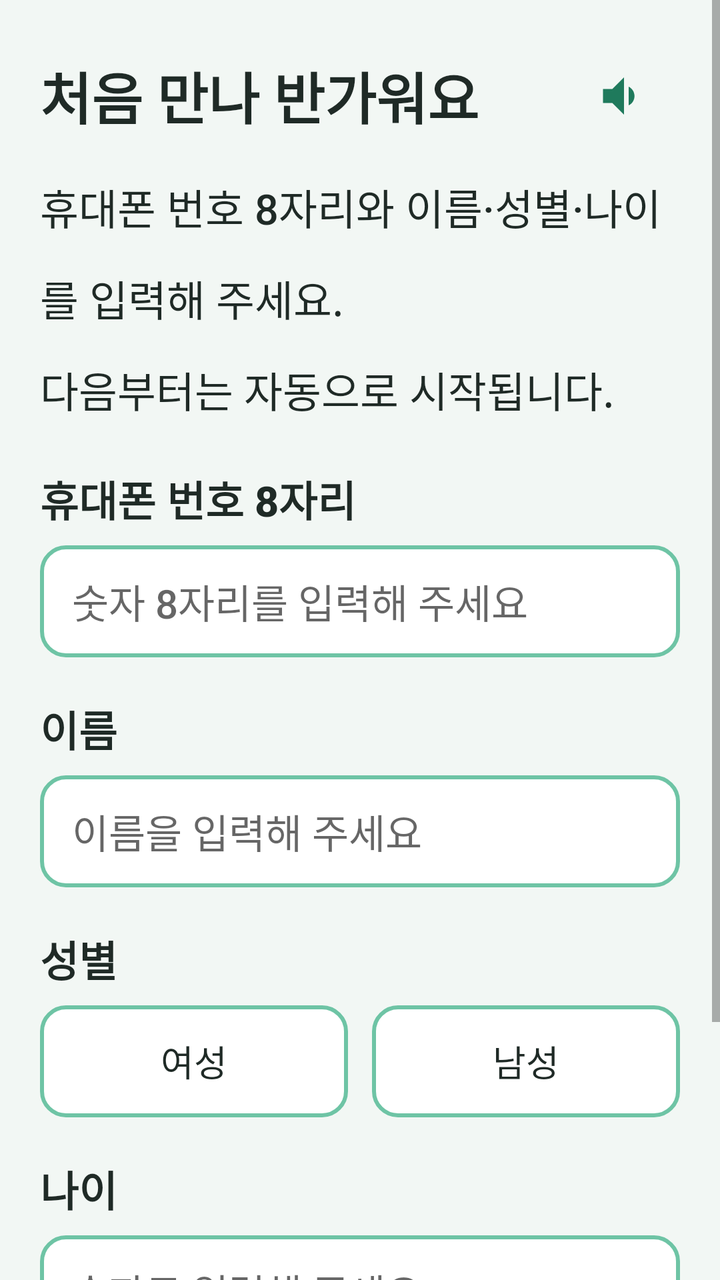
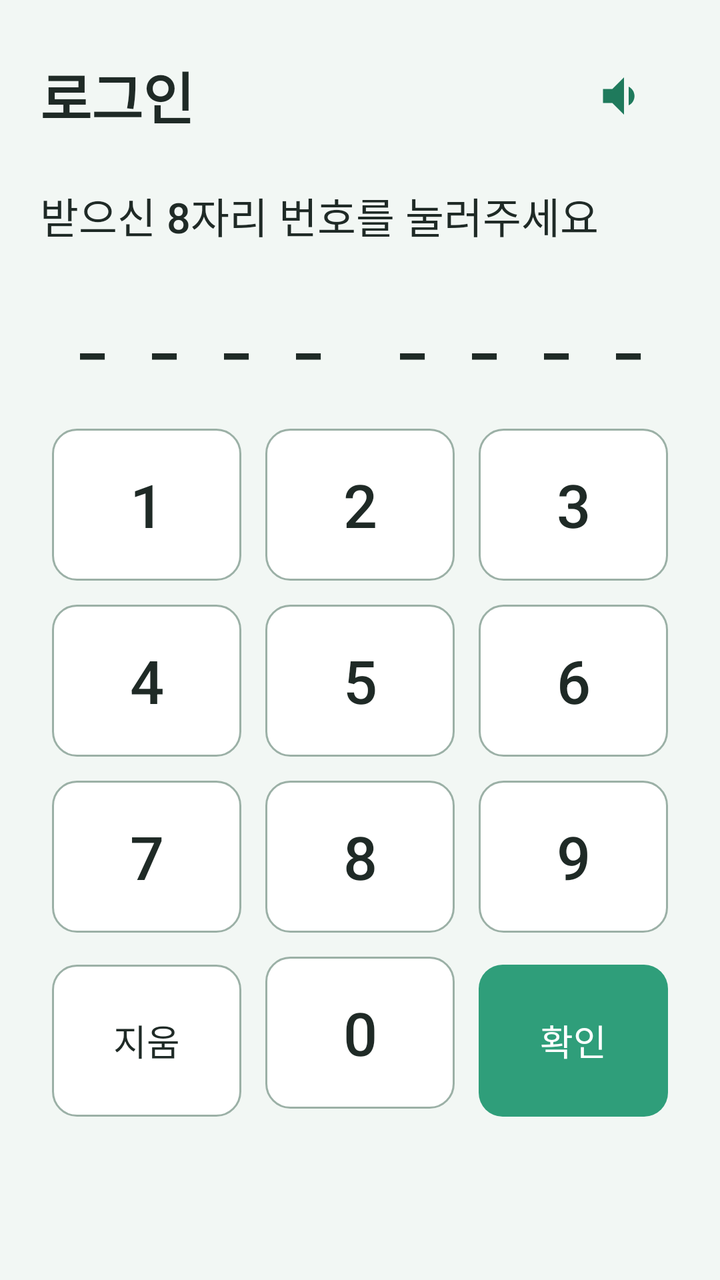

Screens rendered from an Android XML layout before and after an edit, with the pre-edit source and the edit as a unified diff.
<!-- AndroidManifest.xml: application theme Theme.TMind -->
<!-- res/layout/activity_login.xml -->
<?xml version="1.0" encoding="utf-8"?>
<ScrollView xmlns:android="http://schemas.android.com/apk/res/android"
    android:id="@+id/loginScroll"
    android:layout_width="match_parent"
    android:layout_height="match_parent"
    android:background="@color/bg_senior"
    android:clipToPadding="false"
    android:fillViewport="true">

    <LinearLayout
        android:id="@+id/loginForm"
        android:layout_width="match_parent"
        android:layout_height="wrap_content"
        android:orientation="vertical"
        android:padding="20dp"
        android:paddingBottom="48dp">

        <LinearLayout
            android:layout_width="match_parent"
            android:layout_height="wrap_content"
            android:gravity="center_vertical"
            android:orientation="horizontal">

            <TextView
                android:id="@+id/tvTitle"
                style="@style/SeniorTitle"
                android:layout_width="0dp"
                android:layout_height="wrap_content"
                android:layout_weight="1"
                android:text="@string/profile_title" />

            <ImageButton
                android:id="@+id/btnTts"
                android:layout_width="56dp"
                android:layout_height="56dp"
                android:background="?attr/selectableItemBackgroundBorderless"
                android:contentDescription="@string/read_aloud"
                android:src="@drawable/ic_speaker" />
        </LinearLayout>

        <TextView
            android:id="@+id/tvHint"
            style="@style/SeniorBody"
            android:layout_width="match_parent"
            android:layout_height="wrap_content"
            android:layout_marginTop="12dp"
            android:text="@string/profile_hint" />

        <TextView
            style="@style/SeniorBody"
            android:layout_width="match_parent"
            android:layout_height="wrap_content"
            android:layout_marginTop="24dp"
            android:text="@string/profile_phone"
            android:textStyle="bold" />

        <EditText
            android:id="@+id/etPhone"
            android:layout_width="match_parent"
            android:layout_height="56dp"
            android:layout_marginTop="8dp"
            android:background="@drawable/bg_btn_outline"
            android:hint="@string/profile_phone_hint"
            android:inputType="number"
            android:maxLength="8"
            android:maxLines="1"
            android:paddingHorizontal="16dp"
            android:textColor="@color/text_primary"
            android:textSize="20sp" />

        <TextView
            style="@style/SeniorBody"
            android:layout_width="match_parent"
            android:layout_height="wrap_content"
            android:layout_marginTop="20dp"
            android:text="@string/profile_name"
            android:textStyle="bold" />

        <EditText
            android:id="@+id/etName"
            android:layout_width="match_parent"
            android:layout_height="56dp"
            android:layout_marginTop="8dp"
            android:background="@drawable/bg_btn_outline"
            android:hint="@string/profile_name_hint"
            android:inputType="textPersonName"
            android:maxLines="1"
            android:paddingHorizontal="16dp"
            android:textColor="@color/text_primary"
            android:textSize="20sp" />

        <TextView
            style="@style/SeniorBody"
            android:layout_width="match_parent"
            android:layout_height="wrap_content"
            android:layout_marginTop="20dp"
            android:text="@string/profile_gender"
            android:textStyle="bold" />

        <RadioGroup
            android:id="@+id/rgGender"
            android:layout_width="match_parent"
            android:layout_height="wrap_content"
            android:layout_marginTop="8dp"
            android:orientation="horizontal">

            <RadioButton
                android:id="@+id/rbFemale"
                android:layout_width="0dp"
                android:layout_height="56dp"
                android:layout_weight="1"
                android:background="@drawable/bg_btn_outline"
                android:button="@null"
                android:gravity="center"
                android:text="@string/profile_gender_female"
                android:textColor="@color/text_primary"
                android:textSize="18sp" />

            <RadioButton
                android:id="@+id/rbMale"
                android:layout_width="0dp"
                android:layout_height="56dp"
                android:layout_marginStart="12dp"
                android:layout_weight="1"
                android:background="@drawable/bg_btn_outline"
                android:button="@null"
                android:gravity="center"
                android:text="@string/profile_gender_male"
                android:textColor="@color/text_primary"
                android:textSize="18sp" />
        </RadioGroup>

        <TextView
            style="@style/SeniorBody"
            android:layout_width="match_parent"
            android:layout_height="wrap_content"
            android:layout_marginTop="20dp"
            android:text="@string/profile_age"
            android:textStyle="bold" />

        <EditText
            android:id="@+id/etAge"
            android:layout_width="match_parent"
            android:layout_height="56dp"
            android:layout_marginTop="8dp"
            android:background="@drawable/bg_btn_outline"
            android:hint="@string/profile_age_hint"
            android:inputType="number"
            android:maxLength="3"
            android:maxLines="1"
            android:paddingHorizontal="16dp"
            android:textColor="@color/text_primary"
            android:textSize="20sp" />

        <Button
            android:id="@+id/btnStart"
            style="@style/SeniorButton"
            android:layout_width="match_parent"
            android:layout_height="60dp"
            android:layout_marginTop="32dp"
            android:layout_marginBottom="16dp"
            android:background="@drawable/bg_btn_primary"
            android:text="@string/profile_start"
            android:textColor="@color/white" />
    </LinearLayout>
</ScrollView>
<!-- resources referenced by this layout -->
<resources>
  <color name="bg_senior">#F2F7F4</color>
  <color name="text_primary">#1F2A26</color>
  <color name="white">#FFFFFFFF</color>
  <!-- drawable bg_btn_outline (drawable) -->
  <?xml version="1.0" encoding="utf-8"?>
  <shape xmlns:android="http://schemas.android.com/apk/res/android">
      <solid android:color="@color/white"/>
      <corners android:radius="12dp"/>
      <stroke android:width="2dp" android:color="@color/teal_pastel"/>
  </shape>
  <!-- drawable bg_btn_primary (drawable) -->
  <?xml version="1.0" encoding="utf-8"?>
  <shape xmlns:android="http://schemas.android.com/apk/res/android">
      <solid android:color="@color/teal_primary"/>
      <corners android:radius="12dp"/>
  </shape>
  <!-- drawable ic_speaker (drawable) -->
  <vector xmlns:android="http://schemas.android.com/apk/res/android"
      android:width="28dp"
      android:height="28dp"
      android:viewportWidth="24"
      android:viewportHeight="24">
      <path android:fillColor="#1F7A5C" android:pathData="M3,9v6h4l5,5V4L7,9H3zM16.5,12c0,-1.77 -1.02,-3.29 -2.5,-4.03v8.05c1.48,-0.73 2.5,-2.25 2.5,-4.02z"/>
  </vector>
  <string name="profile_age">나이</string>
  <string name="profile_age_hint">숫자로 입력해 주세요</string>
  <string name="profile_gender">성별</string>
  <string name="profile_gender_female">여성</string>
  <string name="profile_gender_male">남성</string>
  <string name="profile_hint">휴대폰 번호 8자리와 이름·성별·나이를 입력해 주세요.\n다음부터는 자동으로 시작됩니다.</string>
  <string name="profile_name">이름</string>
  <string name="profile_name_hint">이름을 입력해 주세요</string>
  <string name="profile_phone">휴대폰 번호 8자리</string>
  <string name="profile_phone_hint">숫자 8자리를 입력해 주세요</string>
  <string name="profile_start">시작하기</string>
  <string name="profile_title">처음 만나 반가워요</string>
  <string name="read_aloud">읽어주기</string>
  <style name="SeniorBody">
          <item name="android:textSize">21sp</item>
          <item name="android:textColor">@color/black</item>
          <item name="android:lineSpacingMultiplier">1.5</item>
      </style>
  <style name="SeniorButton" parent="Widget.MaterialComponents.Button">
          <item name="android:minHeight">60dp</item>
          <item name="android:textSize">21sp</item>
          <item name="android:insetTop">0dp</item>
          <item name="android:insetBottom">0dp</item>
          <item name="cornerRadius">14dp</item>
          <item name="backgroundTint">@null</item>
          <item name="android:textAllCaps">false</item>
      </style>
  <style name="SeniorTitle">
          <item name="android:textSize">28sp</item>
          <item name="android:textColor">@color/black</item>
          <item name="android:textStyle">bold</item>
          <item name="android:lineSpacingMultiplier">1.45</item>
      </style>
  <style name="Theme.TMind" parent="Theme.MaterialComponents.Light.NoActionBar">
          <item name="colorPrimary">@color/teal_primary</item>
          <item name="colorPrimaryVariant">@color/teal_dark</item>
          <item name="colorOnPrimary">@color/white</item>
          <item name="android:statusBarColor">@color/bg_senior</item>
          <item name="android:navigationBarColor">@color/bg_senior</item>
          <item name="android:windowLightStatusBar">true</item>
          <item name="android:windowLightNavigationBar">true</item>
          <item name="android:fontFamily">sans-serif-medium</item>
          <item name="materialButtonStyle">@style/SeniorButton</item>
      </style>
  <color name="teal_pastel">#6EC4A5</color>
  <color name="teal_primary">#2F9E7A</color>
  <color name="black">#FF1F2A26</color>
  <color name="teal_dark">#1F7A5C</color>
</resources>

<!-- the commit's change to res/layout/activity_login.xml (unified diff, before → after) -->
@@ -1,166 +1,79 @@
 <?xml version="1.0" encoding="utf-8"?>
-<ScrollView xmlns:android="http://schemas.android.com/apk/res/android"
-    android:id="@+id/loginScroll"
+<LinearLayout xmlns:android="http://schemas.android.com/apk/res/android"
     android:layout_width="match_parent"
     android:layout_height="match_parent"
     android:background="@color/bg_senior"
-    android:clipToPadding="false"
-    android:fillViewport="true">
+    android:orientation="vertical"
+    android:padding="20dp">
 
     <LinearLayout
-        android:id="@+id/loginForm"
         android:layout_width="match_parent"
         android:layout_height="wrap_content"
-        android:orientation="vertical"
-        android:padding="20dp"
-        android:paddingBottom="48dp">
-
-        <LinearLayout
-            android:layout_width="match_parent"
-            android:layout_height="wrap_content"
-            android:gravity="center_vertical"
-            android:orientation="horizontal">
-
-            <TextView
-                android:id="@+id/tvTitle"
-                style="@style/SeniorTitle"
-                android:layout_width="0dp"
-                android:layout_height="wrap_content"
-                android:layout_weight="1"
-                android:text="@string/profile_title" />
-
-            <ImageButton
-                android:id="@+id/btnTts"
-                android:layout_width="56dp"
-                android:layout_height="56dp"
-                android:background="?attr/selectableItemBackgroundBorderless"
-                android:contentDescription="@string/read_aloud"
-                android:src="@drawable/ic_speaker" />
-        </LinearLayout>
+        android:gravity="center_vertical"
+        android:orientation="horizontal">
 
         <TextView
-            android:id="@+id/tvHint"
-            style="@style/SeniorBody"
-            android:layout_width="match_parent"
+            android:id="@+id/tvTitle"
+            style="@style/SeniorTitle"
+            android:layout_width="0dp"
             android:layout_height="wrap_content"
-            android:layout_marginTop="12dp"
-            android:text="@string/profile_hint" />
+            android:layout_weight="1"
+            android:text="@string/login_title" />
 
-        <TextView
-            style="@style/SeniorBody"
-            android:layout_width="match_parent"
-            android:layout_height="wrap_content"
-            android:layout_marginTop="24dp"
-            android:text="@string/profile_phone"
-            android:textStyle="bold" />
+        <ImageButton
+            android:id="@+id/btnTts"
+            android:layout_width="56dp"
+            android:layout_height="56dp"
+            android:background="?attr/selectableItemBackgroundBorderless"
+            android:contentDescription="@string/read_aloud"
+            android:src="@drawable/ic_speaker" />
+    </LinearLayout>
 
-        <EditText
-            android:id="@+id/etPhone"
-            android:layout_width="match_parent"
-            android:layout_height="56dp"
-            android:layout_marginTop="8dp"
-            android:background="@drawable/bg_btn_outline"
-            android:hint="@string/profile_phone_hint"
-            android:inputType="number"
-            android:maxLength="8"
-            android:maxLines="1"
-            android:paddingHorizontal="16dp"
-            android:textColor="@color/text_primary"
-            android:textSize="20sp" />
+    <TextView
+        android:id="@+id/tvHint"
+        style="@style/SeniorBody"
+        android:layout_width="match_parent"
+        android:layout_height="wrap_content"
+        android:layout_marginTop="16dp"
+        android:text="@string/login_hint" />
 
-        <TextView
-            style="@style/SeniorBody"
-            android:layout_width="match_parent"
-            android:layout_height="wrap_content"
-            android:layout_marginTop="20dp"
-            android:text="@string/profile_name"
-            android:textStyle="bold" />
+    <LinearLayout
+        android:layout_width="match_parent"
+        android:layout_height="wrap_content"
+        android:layout_marginTop="24dp"
+        android:gravity="center"
+        android:orientation="horizontal">
 
-        <EditText
-            android:id="@+id/etName"
-            android:layout_width="match_parent"
-            android:layout_height="56dp"
-            android:layout_marginTop="8dp"
-            android:background="@drawable/bg_btn_outline"
-            android:hint="@string/profile_name_hint"
-            android:inputType="textPersonName"
-            android:maxLines="1"
-            android:paddingHorizontal="16dp"
-            android:textColor="@color/text_primary"
-            android:textSize="20sp" />
+        <TextView android:id="@+id/slot1" style="@style/SeniorBody" android:layout_width="36dp" android:layout_height="wrap_content" android:gravity="center" android:text="_" android:textSize="28sp" android:textStyle="bold" />
+        <TextView android:id="@+id/slot2" style="@style/SeniorBody" android:layout_width="36dp" android:layout_height="wrap_content" android:gravity="center" android:text="_" android:textSize="28sp" android:textStyle="bold" />
+        <TextView android:id="@+id/slot3" style="@style/SeniorBody" android:layout_width="36dp" android:layout_height="wrap_content" android:gravity="center" android:text="_" android:textSize="28sp" android:textStyle="bold" />
+        <TextView android:id="@+id/slot4" style="@style/SeniorBody" android:layout_width="36dp" android:layout_height="wrap_content" android:gravity="center" android:text="_" android:textSize="28sp" android:textStyle="bold" />
+        <TextView android:layout_width="16dp" android:layout_height="wrap_content" />
+        <TextView android:id="@+id/slot5" style="@style/SeniorBody" android:layout_width="36dp" android:layout_height="wrap_content" android:gravity="center" android:text="_" android:textSize="28sp" android:textStyle="bold" />
+        <TextView android:id="@+id/slot6" style="@style/SeniorBody" android:layout_width="36dp" android:layout_height="wrap_content" android:gravity="center" android:text="_" android:textSize="28sp" android:textStyle="bold" />
+        <TextView android:id="@+id/slot7" style="@style/SeniorBody" android:layout_width="36dp" android:layout_height="wrap_content" android:gravity="center" android:text="_" android:textSize="28sp" android:textStyle="bold" />
+        <TextView android:id="@+id/slot8" style="@style/SeniorBody" android:layout_width="36dp" android:layout_height="wrap_content" android:gravity="center" android:text="_" android:textSize="28sp" android:textStyle="bold" />
+    </LinearLayout>
 
-        <TextView
-            style="@style/SeniorBody"
-            android:layout_width="match_parent"
-            android:layout_height="wrap_content"
-            android:layout_marginTop="20dp"
-            android:text="@string/profile_gender"
-            android:textStyle="bold" />
+    <GridLayout
+        android:layout_width="match_parent"
+        android:layout_height="0dp"
+        android:layout_marginTop="24dp"
+        android:layout_weight="1"
+        android:columnCount="3"
+        android:rowCount="4">
 
-        <RadioGroup
-            android:id="@+id/rgGender"
-            android:layout_width="match_parent"
-            android:layout_height="wrap_content"
-            android:layout_marginTop="8dp"
-            android:orientation="horizontal">
-
-            <RadioButton
-                android:id="@+id/rbFemale"
-                android:layout_width="0dp"
-                android:layout_height="56dp"
-                android:layout_weight="1"
-                android:background="@drawable/bg_btn_outline"
-                android:button="@null"
-                android:gravity="center"
-                android:text="@string/profile_gender_female"
-                android:textColor="@color/text_primary"
-                android:textSize="18sp" />
-
-            <RadioButton
-                android:id="@+id/rbMale"
-                android:layout_width="0dp"
-                android:layout_height="56dp"
-                android:layout_marginStart="12dp"
-                android:layout_weight="1"
-                android:background="@drawable/bg_btn_outline"
-                android:button="@null"
-                android:gravity="center"
-                android:text="@string/profile_gender_male"
-                android:textColor="@color/text_primary"
-                android:textSize="18sp" />
-        </RadioGroup>
-
-        <TextView
-            style="@style/SeniorBody"
-            android:layout_width="match_parent"
-            android:layout_height="wrap_content"
-            android:layout_marginTop="20dp"
-            android:text="@string/profile_age"
-            android:textStyle="bold" />
-
-        <EditText
-            android:id="@+id/etAge"
-            android:layout_width="match_parent"
-            android:layout_height="56dp"
-            android:layout_marginTop="8dp"
-            android:background="@drawable/bg_btn_outline"
-            android:hint="@string/profile_age_hint"
-            android:inputType="number"
-            android:maxLength="3"
-            android:maxLines="1"
-            android:paddingHorizontal="16dp"
-            android:textColor="@color/text_primary"
-            android:textSize="20sp" />
-
-        <Button
-            android:id="@+id/btnStart"
-            style="@style/SeniorButton"
-            android:layout_width="match_parent"
-            android:layout_height="60dp"
-            android:layout_marginTop="32dp"
-            android:layout_marginBottom="16dp"
-            android:background="@drawable/bg_btn_primary"
-            android:text="@string/profile_start"
-            android:textColor="@color/white" />
-    </LinearLayout>
-</ScrollView>
+        <TextView android:id="@+id/key1" style="@style/SeniorKey" android:text="1" />
+        <TextView android:id="@+id/key2" style="@style/SeniorKey" android:text="2" />
+        <TextView android:id="@+id/key3" style="@style/SeniorKey" android:text="3" />
+        <TextView android:id="@+id/key4" style="@style/SeniorKey" android:text="4" />
+        <TextView android:id="@+id/key5" style="@style/SeniorKey" android:text="5" />
+        <TextView android:id="@+id/key6" style="@style/SeniorKey" android:text="6" />
+        <TextView android:id="@+id/key7" style="@style/SeniorKey" android:text="7" />
+        <TextView android:id="@+id/key8" style="@style/SeniorKey" android:text="8" />
+        <TextView android:id="@+id/key9" style="@style/SeniorKey" android:text="9" />
+        <TextView android:id="@+id/keyClear" style="@style/SeniorKey" android:text="@string/key_clear" android:textSize="18sp" />
+        <TextView android:id="@+id/key0" style="@style/SeniorKey" android:text="0" />
+        <TextView android:id="@+id/keyConfirm" style="@style/SeniorKey" android:background="@drawable/bg_btn_primary" android:text="@string/key_confirm" android:textColor="@color/white" android:textSize="18sp" />
+    </GridLayout>
+</LinearLayout>
<!-- resource entries referenced after the edit -->
@@ -1,15 +1,7 @@
 <!-- resources referenced by this layout -->
 <resources>
   <color name="bg_senior">#F2F7F4</color>
-  <color name="text_primary">#1F2A26</color>
   <color name="white">#FFFFFFFF</color>
-  <!-- drawable bg_btn_outline (drawable) -->
-  <?xml version="1.0" encoding="utf-8"?>
-  <shape xmlns:android="http://schemas.android.com/apk/res/android">
-      <solid android:color="@color/white"/>
-      <corners android:radius="12dp"/>
-      <stroke android:width="2dp" android:color="@color/teal_pastel"/>
-  </shape>
   <!-- drawable bg_btn_primary (drawable) -->
   <?xml version="1.0" encoding="utf-8"?>
   <shape xmlns:android="http://schemas.android.com/apk/res/android">
@@ -24,32 +16,25 @@
       android:viewportHeight="24">
       <path android:fillColor="#1F7A5C" android:pathData="M3,9v6h4l5,5V4L7,9H3zM16.5,12c0,-1.77 -1.02,-3.29 -2.5,-4.03v8.05c1.48,-0.73 2.5,-2.25 2.5,-4.02z"/>
   </vector>
-  <string name="profile_age">나이</string>
-  <string name="profile_age_hint">숫자로 입력해 주세요</string>
-  <string name="profile_gender">성별</string>
-  <string name="profile_gender_female">여성</string>
-  <string name="profile_gender_male">남성</string>
-  <string name="profile_hint">휴대폰 번호 8자리와 이름·성별·나이를 입력해 주세요.\n다음부터는 자동으로 시작됩니다.</string>
-  <string name="profile_name">이름</string>
-  <string name="profile_name_hint">이름을 입력해 주세요</string>
-  <string name="profile_phone">휴대폰 번호 8자리</string>
-  <string name="profile_phone_hint">숫자 8자리를 입력해 주세요</string>
-  <string name="profile_start">시작하기</string>
-  <string name="profile_title">처음 만나 반가워요</string>
+  <string name="key_clear">지움</string>
+  <string name="key_confirm">확인</string>
+  <string name="login_hint">받으신 8자리 번호를 눌러주세요</string>
+  <string name="login_title">로그인</string>
   <string name="read_aloud">읽어주기</string>
   <style name="SeniorBody">
           <item name="android:textSize">21sp</item>
           <item name="android:textColor">@color/black</item>
           <item name="android:lineSpacingMultiplier">1.5</item>
       </style>
-  <style name="SeniorButton" parent="Widget.MaterialComponents.Button">
-          <item name="android:minHeight">60dp</item>
-          <item name="android:textSize">21sp</item>
-          <item name="android:insetTop">0dp</item>
-          <item name="android:insetBottom">0dp</item>
-          <item name="cornerRadius">14dp</item>
-          <item name="backgroundTint">@null</item>
-          <item name="android:textAllCaps">false</item>
+  <style name="SeniorKey">
+          <item name="android:layout_width">0dp</item>
+          <item name="android:layout_height">76dp</item>
+          <item name="android:layout_columnWeight">1</item>
+          <item name="android:layout_margin">6dp</item>
+          <item name="android:background">@drawable/bg_key</item>
+          <item name="android:textSize">30sp</item>
+          <item name="android:textColor">@color/black</item>
+          <item name="android:gravity">center</item>
       </style>
   <style name="SeniorTitle">
           <item name="android:textSize">28sp</item>
@@ -68,9 +53,25 @@
           <item name="android:fontFamily">sans-serif-medium</item>
           <item name="materialButtonStyle">@style/SeniorButton</item>
       </style>
-  <color name="teal_pastel">#6EC4A5</color>
   <color name="teal_primary">#2F9E7A</color>
   <color name="black">#FF1F2A26</color>
+  <!-- drawable bg_key (drawable) -->
+  <?xml version="1.0" encoding="utf-8"?>
+  <shape xmlns:android="http://schemas.android.com/apk/res/android">
+      <solid android:color="@color/white"/>
+      <corners android:radius="12dp"/>
+      <stroke android:width="1dp" android:color="@color/border_gray"/>
+  </shape>
   <color name="teal_dark">#1F7A5C</color>
+  <style name="SeniorButton" parent="Widget.MaterialComponents.Button">
+          <item name="android:minHeight">60dp</item>
+          <item name="android:textSize">21sp</item>
+          <item name="android:insetTop">0dp</item>
+          <item name="android:insetBottom">0dp</item>
+          <item name="cornerRadius">14dp</item>
+          <item name="backgroundTint">@null</item>
+          <item name="android:textAllCaps">false</item>
+      </style>
+  <color name="border_gray">#9BB0A6</color>
 </resources>
 
